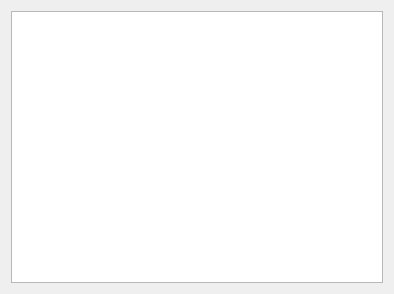
eiskaltdcpp/eiskaltdcpp, file eiskaltdcpp/ui/UIFavoriteUsers.ui: the form before one commit.
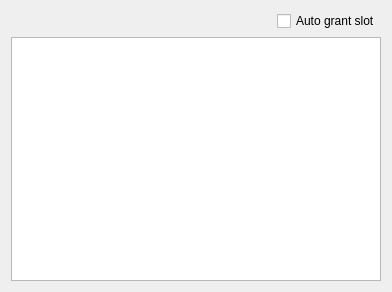
The form after the commit.

Diff of the .ui file:
```diff
--- a/eiskaltdcpp/ui/UIFavoriteUsers.ui
+++ b/eiskaltdcpp/ui/UIFavoriteUsers.ui
@@ -6,15 +6,15 @@
    <rect>
     <x>0</x>
     <y>0</y>
-    <width>394</width>
-    <height>294</height>
+    <width>392</width>
+    <height>292</height>
    </rect>
   </property>
   <property name="windowTitle">
    <string>Form</string>
   </property>
   <layout class="QGridLayout" name="gridLayout">
-   <item row="0" column="0">
+   <item row="1" column="0" colspan="2">
     <widget class="QTreeView" name="treeView">
      <property name="editTriggers">
       <set>QAbstractItemView::NoEditTriggers</set>
@@ -33,6 +33,26 @@
      </property>
     </widget>
    </item>
+   <item row="0" column="1">
+    <widget class="QCheckBox" name="checkBox_AUTOGRANT">
+     <property name="text">
+      <string>Auto grant slot</string>
+     </property>
+    </widget>
+   </item>
+   <item row="0" column="0">
+    <spacer name="horizontalSpacer">
+     <property name="orientation">
+      <enum>Qt::Horizontal</enum>
+     </property>
+     <property name="sizeHint" stdset="0">
+      <size>
+       <width>40</width>
+       <height>20</height>
+      </size>
+     </property>
+    </spacer>
+   </item>
   </layout>
  </widget>
  <resources/>
```
